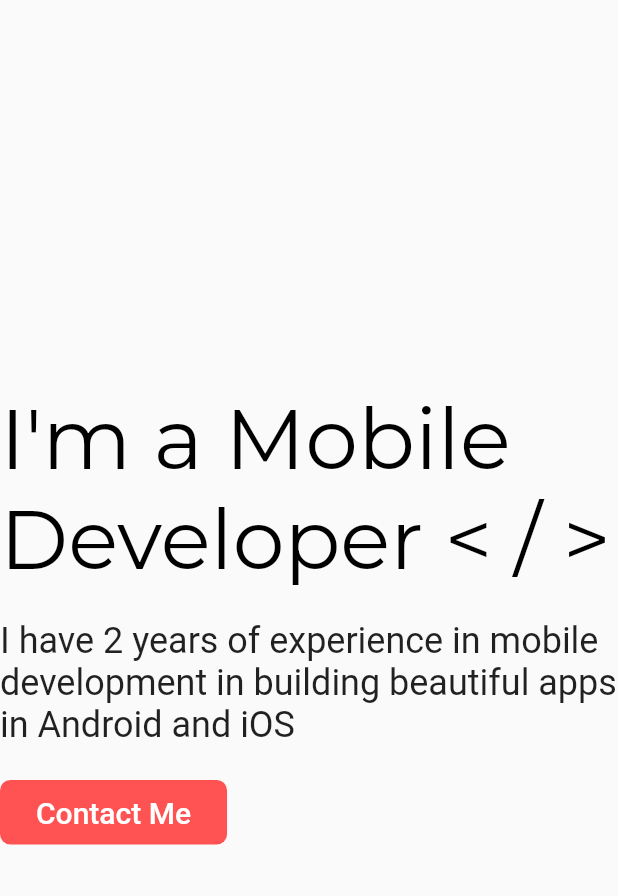
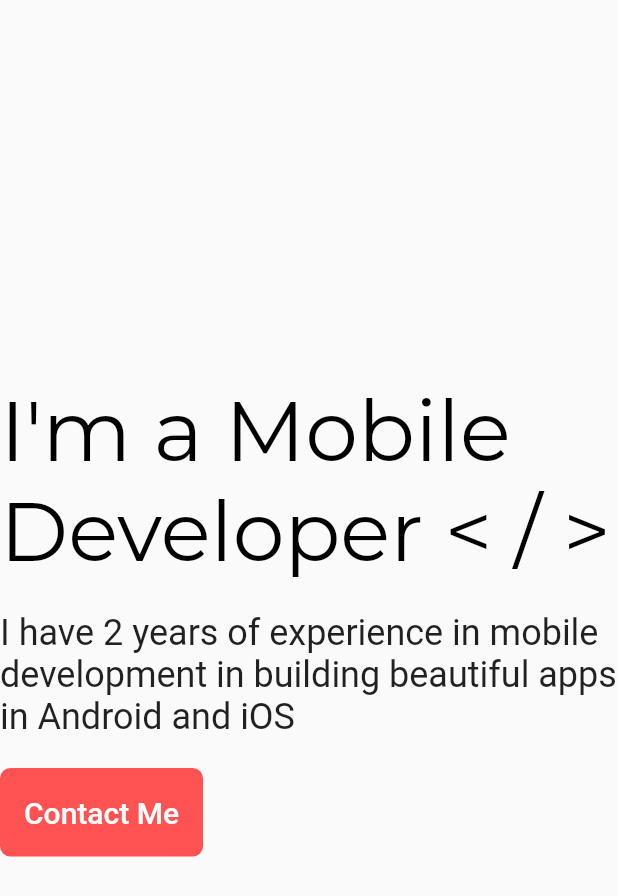
Before and after one commit to happyharis/portfolio-flutter-web-udemy-course, a Flutter app: the HeaderBody widget shown alone on an empty page, opened directly, on a phone screen of 412 x 824 dp. Shown: the top 896 px of the screen. Run offline on Flutter 3.47's test engine with Material 2 defaults, Android fonts, the phone set to English and light mode, and no system bars; drawn by our look-alikes of auto_size_text; our stand-ins replace google_fonts, responsive_builder; missing offline and left inert: dart:html.

Commit message:
Update button

```diff
--- a/lib/header/header_body.dart
+++ b/lib/header/header_body.dart
@@ -31,13 +31,15 @@ class HeaderBody extends StatelessWidget {
           maxLines: 3,
         ),
         SizedBox(height: isMobile ?? false ? 20 : 40),
-        FlatButton(
-          shape: RoundedRectangleBorder(
-            borderRadius: BorderRadius.all(
-              Radius.circular(7),
+        TextButton(
+          style: TextButton.styleFrom(
+            shape: RoundedRectangleBorder(
+              borderRadius: BorderRadius.all(
+                Radius.circular(7),
+              ),
             ),
+            backgroundColor: Colors.redAccent,
           ),
-          color: Colors.redAccent,
           onPressed: () {},
           child: Padding(
             padding: EdgeInsets.symmetric(
```
